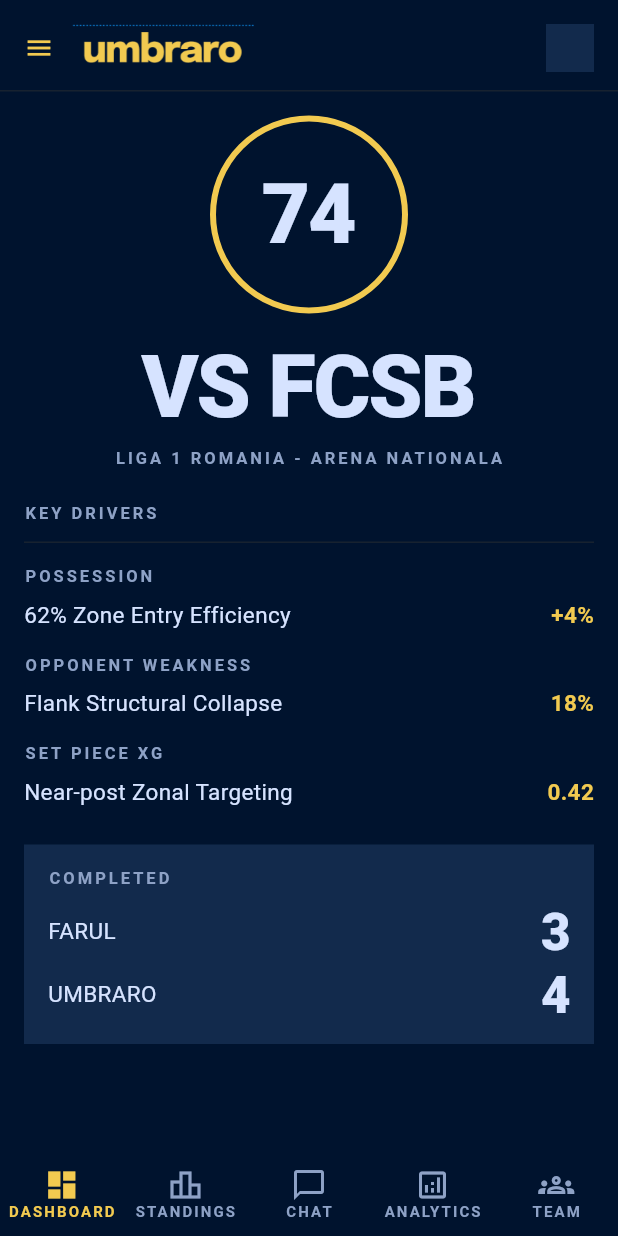
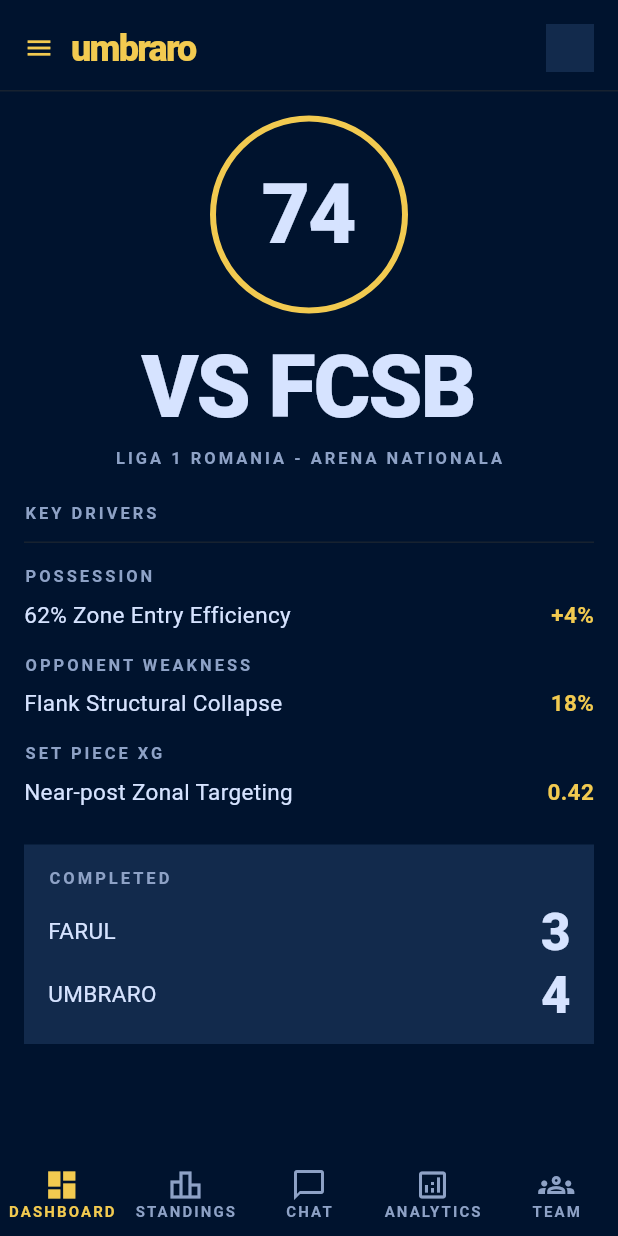
Before and after one commit to Baieti-de-oras-UCluj-Hackathon/ucluj-hackathon, a Flutter app: the screen it shows after launch, on a phone screen of 412 x 824 dp. Run offline on Flutter 3.47's test engine with Material 3 defaults, Android fonts, the phone set to English and light mode, and no system bars.

Commit message:
Render UmbraRo header label directly in code
Remove the image-based wordmark dependency and restore the brand label as styled text so the header works reliably across environments without missing asset errors.

Made-with: Cursor

```diff
--- a/lib/core/widgets/app_scaffold.dart
+++ b/lib/core/widgets/app_scaffold.dart
@@ -35,13 +35,22 @@ class AppScaffold extends StatelessWidget {
                 children: [
                   const Icon(Icons.menu, size: 20, color: ColorTokens.accent),
                   const SizedBox(width: SpacingTokens.sm),
-                  SizedBox(
-                    width: 140,
+                  const SizedBox(
+                    width: 115,
                     height: 32,
-                    child: Image.asset(
-                      'assets/branding/umbraro_wordmark.png',
-                      fit: BoxFit.contain,
+                    child: Align(
                       alignment: Alignment.centerLeft,
+                      child: Text(
+                        'umbraro',
+                        style: TextStyle(
+                          fontStyle: FontStyle.normal,
+                          fontWeight: FontWeight.w800,
+                          fontSize: 24,
+                          height: 1 / 24,
+                          letterSpacing: -1.2,
+                          color: ColorTokens.accent,
+                        ),
+                      ),
                     ),
                   ),
                   const Spacer(),
--- a/pubspec.yaml
+++ b/pubspec.yaml
@@ -17,5 +17,3 @@ dev_dependencies:
 
 flutter:
   uses-material-design: true
-  assets:
-    - assets/branding/umbraro_wordmark.png
```
